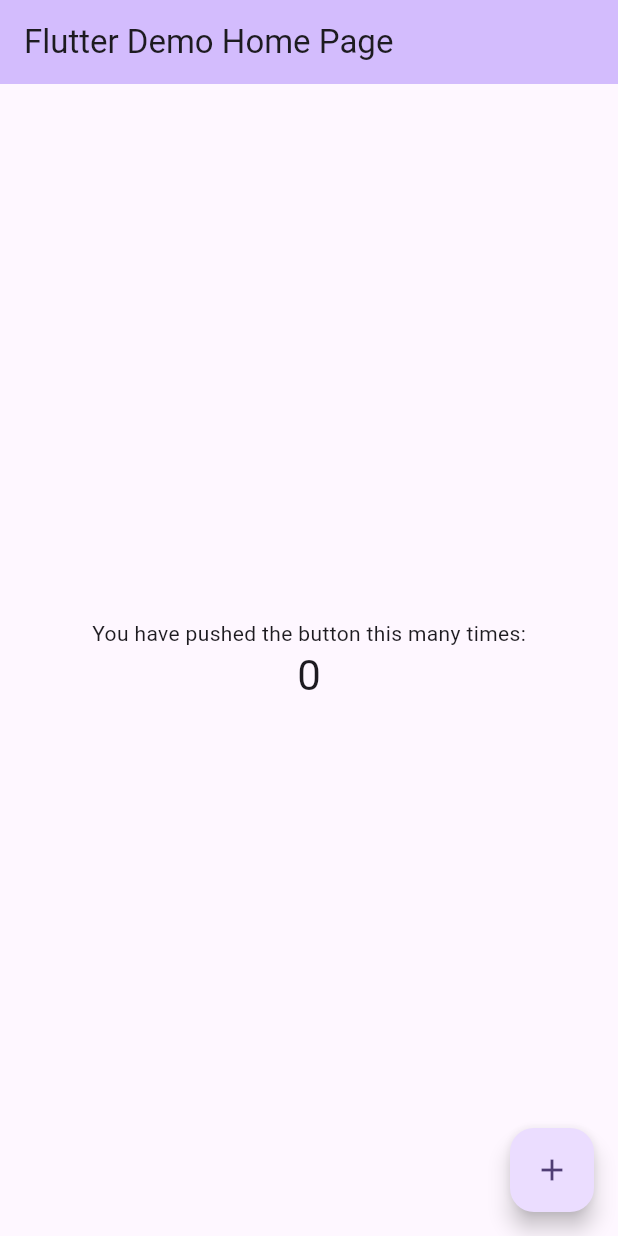
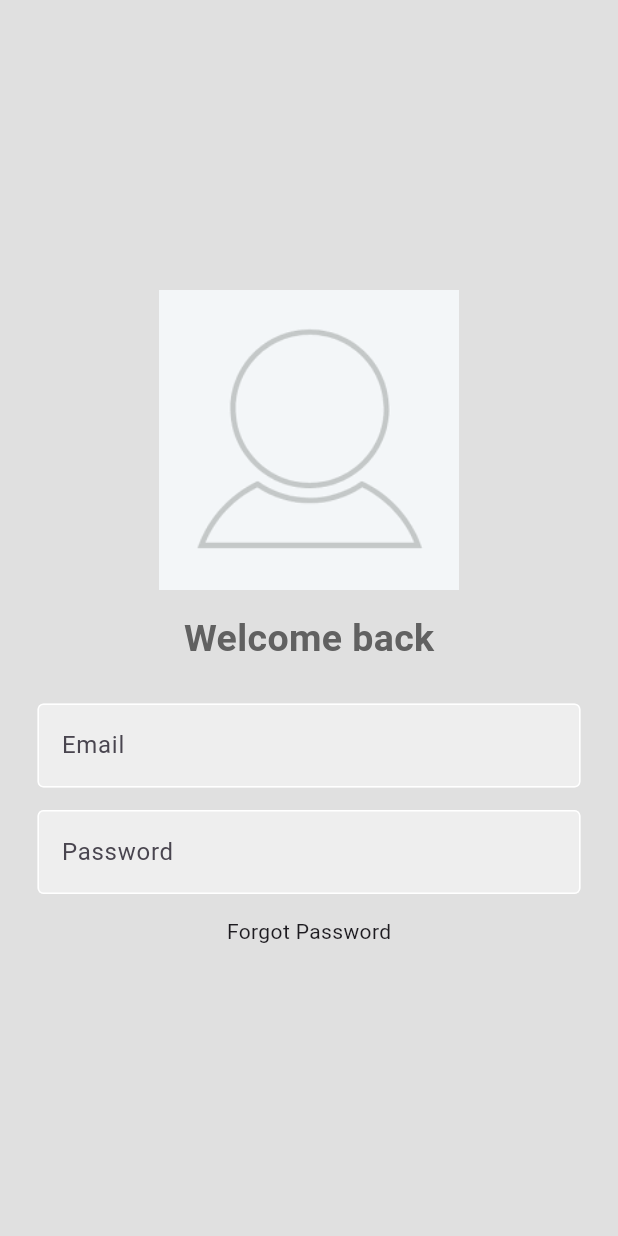
Before and after one commit to Masfiqun/Food-App, a Flutter app: the screen it shows after launch, on a phone screen of 412 x 824 dp. Run offline on Flutter 3.47's test engine with Material 3 defaults, Android fonts, the phone set to English and light mode, and no system bars; our stand-ins replace getwidget.

Commit message:
login page

```diff
--- /dev/null
+++ b/lib/UI/textfield.dart
@@ -0,0 +1,37 @@
+import 'package:flutter/material.dart';
+
+class text_field extends StatelessWidget {
+  final controller;
+  final String hintText;
+  final bool obscureText;
+
+  const text_field({
+    super.key,
+    required this.controller,
+    required this.hintText,
+    required this.obscureText
+  });
+
+  @override
+  Widget build(BuildContext context) {
+    return Padding(
+                padding: const EdgeInsets.symmetric(horizontal: 25),
+                child: TextField(
+                  controller: controller,
+                  obscureText: obscureText,
+                  decoration: InputDecoration(
+                    enabledBorder: OutlineInputBorder(
+                      borderSide: BorderSide(color: Colors.white)
+                    ),
+                    focusedBorder: OutlineInputBorder(
+                      borderSide: BorderSide(color: Colors.grey.shade400)
+                    ),
+                    fillColor: Colors.grey.shade200,
+                    filled: true,
+                    hintText: hintText
+
+                  ),
+                ),
+              );
+  }
+}
--- /dev/null
+++ b/lib/login_page.dart
@@ -0,0 +1,75 @@
+import 'package:flutter/material.dart';
+import 'package:food_app/UI/textfield.dart';
+
+class LoginPage extends StatelessWidget {
+
+   LoginPage({
+    super.key,
+  });
+
+  //text editing controller
+  final userController = TextEditingController();
+  final passController = TextEditingController();
+
+  @override
+  Widget build(BuildContext context) {
+    return Scaffold(
+      backgroundColor: Colors.grey[300],
+      body: SafeArea(
+        child: Center(
+          child: Column(
+            mainAxisAlignment: MainAxisAlignment.center,
+            children: [
+              // logo here
+              Image.asset('Asset/image/images.png', width:200, height: 200,),
+
+              const SizedBox(height:15),
+
+              //welcome back
+              Text(
+                'Welcome back',
+                style: TextStyle(
+                  color: Colors.grey[700],
+                  fontSize: 25,
+                  fontWeight: FontWeight.bold
+                  ),
+              ),
+
+              const SizedBox(height: 25,),
+
+
+              // username textfield
+              text_field(
+                controller: userController ,
+                hintText: 'Email',
+                obscureText: false
+              ),
+
+              const SizedBox(height: 15,),
+
+              //password textfield
+              text_field(
+                controller: passController,
+                hintText: 'Password',
+                obscureText: true
+              ),
+
+              const SizedBox(height: 15,),
+
+              //forget password
+              Text('Forgot Password')
+
+              //sign in button
+
+              //or continue with
+
+              // email sign in button
+
+              // not a member? register now
+            ],
+          ),
+        ),
+      ),
+    );
+  }
+}
--- a/lib/main.dart
+++ b/lib/main.dart
@@ -1,111 +1,25 @@
 import 'package:flutter/material.dart';
+import 'package:food_app/login_page.dart';
+import 'package:food_app/splashscreen.dart';
 
-void main() {
+
+
+void main(){
   runApp(const MyApp());
 }
 
 class MyApp extends StatelessWidget {
   const MyApp({super.key});
 
-  // This widget is the root of your application.
   @override
   Widget build(BuildContext context) {
     return MaterialApp(
-      title: 'Flutter Demo',
+      title: 'Food App',
+      debugShowCheckedModeBanner: false,
       theme: ThemeData(
-
-        colorScheme: ColorScheme.fromSeed(seedColor: Colors.deepPurple),
         useMaterial3: true,
       ),
-      home: const MyHomePage(title: 'Flutter Demo Home Page'),
+      home: LoginPage(),
     );
   }
 }
-
-class MyHomePage extends StatefulWidget {
-  const MyHomePage({super.key, required this.title});
-
-  // This widget is the home page of your application. It is stateful, meaning
-  // that it has a State object (defined below) that contains fields that affect
-  // how it looks.
-
-  // This class is the configuration for the state. It holds the values (in this
-  // case the title) provided by the parent (in this case the App widget) and
-  // used by the build method of the State. Fields in a Widget subclass are
-  // always marked "final".
-
-  final String title;
-
-  @override
-  State<MyHomePage> createState() => _MyHomePageState();
-}
-
-class _MyHomePageState extends State<MyHomePage> {
-  int _counter = 0;
-
-  void _incrementCounter() {
-    setState(() {
-      // This call to setState tells the Flutter framework that something has
-      // changed in this State, which causes it to rerun the build method below
-      // so that the display can reflect the updated values. If we changed
-      // _counter without calling setState(), then the build method would not be
-      // called again, and so nothing would appear to happen.
-      _counter++;
-    });
-  }
-
-  @override
-  Widget build(BuildContext context) {
-    // This method is rerun every time setState is called, for instance as done
-    // by the _incrementCounter method above.
-    //
-    // The Flutter framework has been optimized to make rerunning build methods
-    // fast, so that you can just rebuild anything that needs updating rather
-    // than having to individually change instances of widgets.
-    return Scaffold(
-      appBar: AppBar(
-        // TRY THIS: Try changing the color here to a specific color (to
-        // Colors.amber, perhaps?) and trigger a hot reload to see the AppBar
-        // change color while the other colors stay the same.
-        backgroundColor: Theme.of(context).colorScheme.inversePrimary,
-        // Here we take the value from the MyHomePage object that was created by
-        // the App.build method, and use it to set our appbar title.
-        title: Text(widget.title),
-      ),
-      body: Center(
-        // Center is a layout widget. It takes a single child and positions it
-        // in the middle of the parent.
-        child: Column(
-          // Column is also a layout widget. It takes a list of children and
-          // arranges them vertically. By default, it sizes itself to fit its
-          // children horizontally, and tries to be as tall as its parent.
-          //
-          // Column has various properties to control how it sizes itself and
-          // how it positions its children. Here we use mainAxisAlignment to
-          // center the children vertically; the main axis here is the vertical
-          // axis because Columns are vertical (the cross axis would be
-          // horizontal).
-          //
-          // TRY THIS: Invoke "debug painting" (choose the "Toggle Debug Paint"
-          // action in the IDE, or press "p" in the console), to see the
-          // wireframe for each widget.
-          mainAxisAlignment: MainAxisAlignment.center,
-          children: <Widget>[
-            const Text(
-              'You have pushed the button this many times:',
-            ),
-            Text(
-              '$_counter',
-              style: Theme.of(context).textTheme.headlineMedium,
-            ),
-          ],
-        ),
-      ),
-      floatingActionButton: FloatingActionButton(
-        onPressed: _incrementCounter,
-        tooltip: 'Increment',
-        child: const Icon(Icons.add),
-      ), // This trailing comma makes auto-formatting nicer for build methods.
-    );
-  }
-}
--- a/pubspec.yaml
+++ b/pubspec.yaml
@@ -35,6 +35,8 @@ dependencies:
   # The following adds the Cupertino Icons font to your application.
   # Use with the CupertinoIcons class for iOS style icons.
   cupertino_icons: ^1.0.8
+  getwidget: ^4.0.0
+  image_picker: ^1.1.2
 
 dev_dependencies:
   flutter_test:
@@ -59,8 +61,8 @@ flutter:
   uses-material-design: true
 
   # To add assets to your application, add an assets section, like this:
-  # assets:
-  #   - images/a_dot_burr.jpeg
+  assets:
+    - Asset/image/images.png
   #   - images/a_dot_ham.jpeg
 
   # An image asset can refer to one or more resolution-specific "variants", see
```
Also changed, not shown: lib/login.dart (added, +105 -0 lines), lib/splashscreen.dart (added, +59 -0 lines), Asset/image/images.png (added), pubspec.lock, 5 other files.
